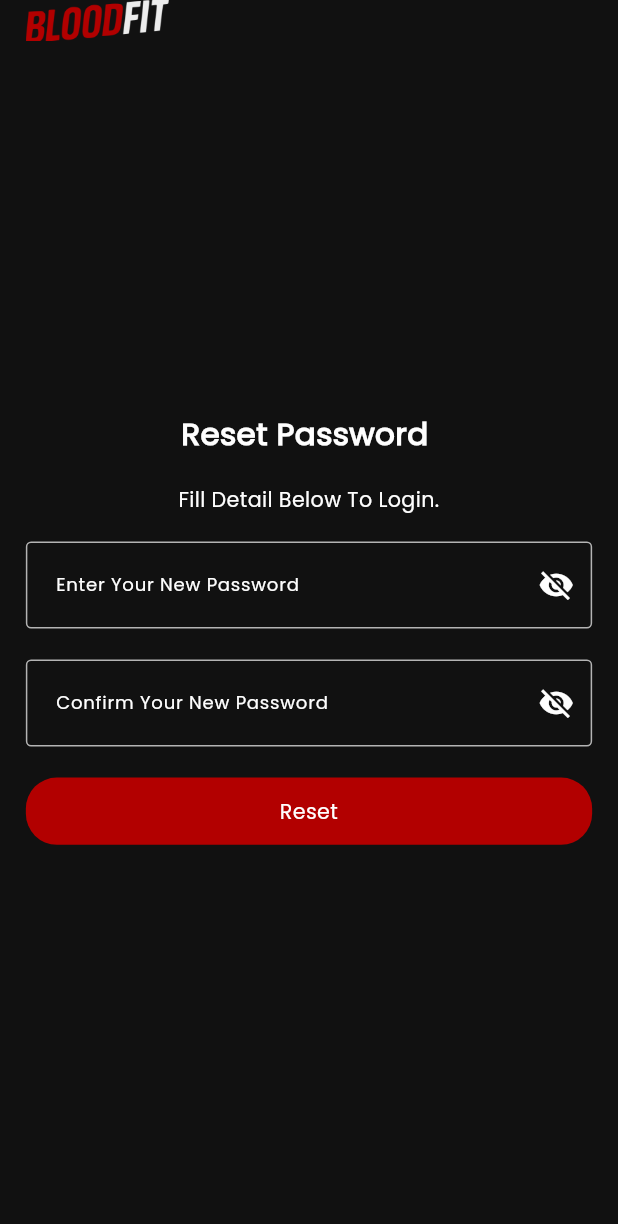
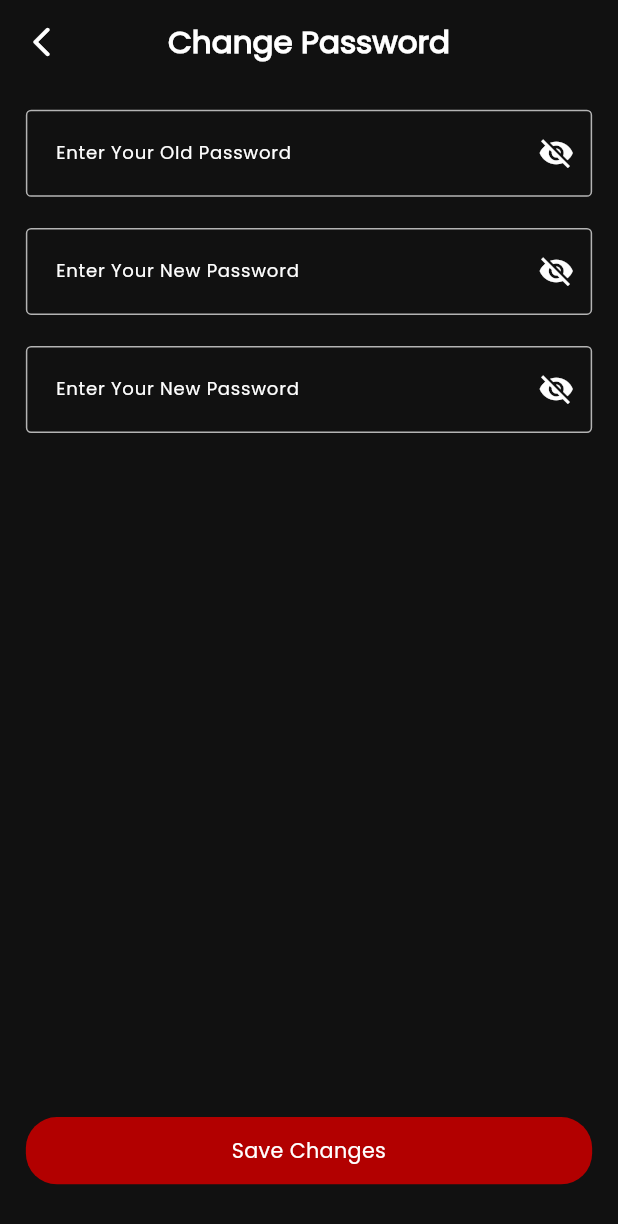
Before and after one commit to ImtiazChowdhuryWork/BloodFit_STA, a Flutter app: the SettingsScreen screen opened by its route, after a tap on "Change Password", on a phone screen of 412 x 824 dp. Shown: the top 1224 px of the screen. Run offline on Flutter 3.47's test engine with Material 3 defaults, Android fonts, the phone set to English and light mode, and no system bars; our stand-ins replace auto_animated, flutter_screenutil, flutter_svg, get, get_it, get_storage and 3 more; missing offline and left inert: dotlottie_loader; accounts and stored records are empty.

Commit message:
change password screen, terms and conditions screen added

```diff
--- a/lib/bindings/controllers_binding.dart
+++ b/lib/bindings/controllers_binding.dart
@@ -1,6 +1,7 @@
 import 'package:bloodfit/controllers/sign_up_screen_controller.dart';
 import 'package:get/get.dart';
 
+import '../controllers/change_password_screen_controller.dart';
 import '../controllers/edit_profile_screen_controller.dart';
 import '../controllers/onboarding_screen_controller.dart';
 import '../controllers/otp_validation_controller.dart';
@@ -20,5 +21,6 @@ class ControllerBindings extends Bindings {
     Get.lazyPut(() => ResetPasswordScreenController());
     Get.lazyPut(() => ProfileScreenController(), fenix: true);
     Get.lazyPut(() => EditProfileScreenController(), fenix: true);
+    // Get.lazyPut(() => ChangePasswordScreenController());
   }
 }
--- a/lib/constants/appList.dart
+++ b/lib/constants/appList.dart
@@ -165,14 +165,14 @@ class AppList {
       titleEnum: SettingsOptionTitle.changePassword,
       sectionTitle: " Account Management",
 
-      route: Routes.resetPasswordScreen,
+      route: Routes.changePasswordScreen,
       labelMapper: (e) => e.label,
     ),
     CardTileOptionModel(
       imagePath: Assets.icons.fileIcon,
       titleEnum: SettingsOptionTitle.termsAndConditions,
       sectionTitle: "Legal & Privacy",
-      route: Routes.myProfileScreen,
+      route: Routes.termsAndConditionsScreen,
       labelMapper: (e) => e.label,
     ),
     CardTileOptionModel(
--- /dev/null
+++ b/lib/constants/app_text.dart
@@ -0,0 +1,11 @@
+String longText =
+    "Lorem ipsum dolor sit amet consectetur adipiscing elit. Quisque faucibus ex sapien "
+    "vitae pellentesque sem placerat. In id cursus mi pretium tellus duis convallis. Tempus leo eu "
+    "aenean sed diam urna tempor. Pulvinar vivamus fringilla lacus nec metus bibendum egestas. Iaculis "
+    "massa nisl malesuada lacinia integer nunc posuere. Ut hendrerit semper vel class aptent taciti "
+    "sociosqu. Ad litora torquent per conubia nostra inceptos himenaeos. Lorem ipsum dolor sit amet "
+    "consectetur adipiscing elit. Quisque faucibus ex sapien vitae pellentesque sem placerat."
+    " In id cursus mi pretium tellus duis convallis. Tempus leo eu aenean sed diam urna tempor. "
+    " Pulvinar vivamus fringilla lacus nec metus bibendum egestas. Iaculis massa nisl malesuada"
+    " lacinia integer nunc posuere. Ut hendrerit semper vel class aptent taciti sociosqu."
+    "  Ad litora torquent per conubia nostra inceptos himenaeos.";
--- /dev/null
+++ b/lib/controllers/change_password_screen_controller.dart
@@ -0,0 +1,35 @@
+import 'package:flutter/material.dart';
+import 'package:get/get.dart';
+
+class ChangePasswordScreenController extends GetxController {
+  TextEditingController oldPasswordController = TextEditingController();
+  TextEditingController newPasswordController = TextEditingController();
+  TextEditingController confirmPasswordController = TextEditingController();
+
+  ///Section : Old Password Visibility
+  RxBool isOldPasswordVisible = false.obs;
+  void setOldPasswordVisibility() {
+    isOldPasswordVisible.value = !isOldPasswordVisible.value;
+  }
+
+  ///Section : New Password Visibility
+  RxBool isNewPasswordVisible = false.obs;
+  void setNewPasswordVisibility() {
+    isNewPasswordVisible.value = !isNewPasswordVisible.value;
+  }
+
+  ///Section : Confirm New Password Visibility
+  RxBool isConfirmNewPasswordVisible = false.obs;
+  void setConfirmNewPasswordVisibility() {
+    isConfirmNewPasswordVisible.value = !isConfirmNewPasswordVisible.value;
+  }
+
+  ///Dispose all controllers when controller is removed from the stack
+  @override
+  void onClose() {
+    oldPasswordController.dispose();
+    newPasswordController.dispose();
+    confirmPasswordController.dispose();
+    super.onClose();
+  }
+}
--- a/lib/custom_widgets/card_tile_option_widget.dart
+++ b/lib/custom_widgets/card_tile_option_widget.dart
@@ -11,6 +11,8 @@ class CardTileOptionWidget extends StatelessWidget {
   final String title;
   final Color? cardColor;
   final Color? suffixColor;
+  final Color? borderColor;
+  final bool isBorderUsed;
   final void Function()? onTap;
   const CardTileOptionWidget({
     super.key,
@@ -19,6 +21,8 @@ class CardTileOptionWidget extends StatelessWidget {
     this.cardColor,
     this.suffixColor,
     this.onTap,
+    this.borderColor = Colors.transparent,
+    this.isBorderUsed = false,
   });
 
   @override
@@ -29,6 +33,9 @@ class CardTileOptionWidget extends StatelessWidget {
         width: 1.sw,
         decoration: BoxDecoration(
           color: cardColor ?? AppColors.c3c3c3c,
+          border: isBorderUsed
+              ? Border.all(color: borderColor ?? Colors.transparent)
+              : null,
           borderRadius: BorderRadius.circular(8.r),
         ),
         padding: EdgeInsets.all(12.sp),
--- /dev/null
+++ b/lib/features/change_password/bindings/change_password_bindings.dart
@@ -0,0 +1,12 @@
+// lib/bindings/change_password_binding.dart
+
+import 'package:get/get.dart';
+
+import '../../../controllers/change_password_screen_controller.dart';
+
+class ChangePasswordBinding extends Bindings {
+  @override
+  void dependencies() {
+    Get.lazyPut(() => ChangePasswordScreenController());
+  }
+}
--- /dev/null
+++ b/lib/features/change_password/presentation/change_password_screen.dart
@@ -0,0 +1,123 @@
+import 'dart:developer';
+
+import 'package:bloodfit/gen/colors.gen.dart';
+import 'package:flutter/material.dart';
+import 'package:flutter_screenutil/flutter_screenutil.dart';
+import 'package:get/get.dart';
+
+import '../../../constants/text_font_style.dart';
+import '../../../controllers/change_password_screen_controller.dart';
+import '../../../custom_widgets/custom_elevated_button.dart';
+import '../../../custom_widgets/custom_text_form_field.dart';
+import '../../../custom_widgets/go_back_widget.dart';
+import '../../../helper/ui_helpers.dart';
+
+class ChangePasswordScreen extends StatelessWidget {
+  ChangePasswordScreen({super.key});
+
+  ChangePasswordScreenController controller =
+      Get.find<ChangePasswordScreenController>();
+
+  @override
+  Widget build(BuildContext context) {
+    return Scaffold(
+      backgroundColor: AppColors.scaffoldBackgroundColor,
+      appBar: AppBar(
+        backgroundColor: AppColors.scaffoldBackgroundColor,
+        centerTitle: true,
+        automaticallyImplyLeading: false,
+        leading: CustomBackButton(),
+        title: Text(
+          "Change Password",
+          style: TextFontStyle.headline24w700cFFFFFFStylePoppins,
+        ),
+      ),
+      body: SafeArea(
+        child: Padding(
+          padding: EdgeInsets.all(UIHelper.kDefaulutPadding()),
+          child: Column(
+            children: [
+              ///Section : -----------------///Form Field -> OLD Password///-----------------------
+              Obx(() {
+                return CustomFormField(
+                  controller: controller.oldPasswordController,
+                  isPass: true,
+                  isObsecure: controller.isOldPasswordVisible.value,
+                  suffixIcon: InkWell(
+                    onTap: () {
+                      controller.setOldPasswordVisibility();
+                    },
+                    child: Icon(
+                      controller.isOldPasswordVisible.value
+                          ? Icons.visibility
+                          : Icons.visibility_off,
+                      color: AppColors.cfefefe,
+                    ),
+                  ),
+                  hintText: "Enter Your Old Password",
+                );
+              }),
+              UIHelper.verticalSpace(24.h),
+
+              ///Section : -----------------///Form Field -> New Password///-----------------------
+              Obx(() {
+                return CustomFormField(
+                  controller: controller.newPasswordController,
+                  isPass: true,
+                  isObsecure: controller.isNewPasswordVisible.value,
+                  suffixIcon: InkWell(
+                    onTap: () {
+                      controller.setNewPasswordVisibility();
+                    },
+                    child: Icon(
+                      controller.isNewPasswordVisible.value
+                          ? Icons.visibility
+                          : Icons.visibility_off,
+                      color: AppColors.cfefefe,
+                    ),
+                  ),
+                  hintText: "Enter Your New Password",
+                );
+              }),
+              UIHelper.verticalSpace(24.h),
+
+              ///Section : -----------------///Form Field -> Confirm Password///-----------------------
+              Obx(() {
+                return CustomFormField(
+                  controller: controller.confirmPasswordController,
+                  isPass: true,
+                  isObsecure: controller.isConfirmNewPasswordVisible.value,
+                  suffixIcon: InkWell(
+                    onTap: () {
+                      controller.setConfirmNewPasswordVisibility();
+                    },
+                    child: Icon(
+                      controller.isConfirmNewPasswordVisible.value
+                          ? Icons.visibility
+                          : Icons.visibility_off,
+                      color: AppColors.cfefefe,
+                    ),
+                  ),
+                  hintText: "Enter Your New Password",
+                );
+              }),
+              UIHelper.verticalSpace(24.h),
+
+              ///Section : -----------///Button -> Weight///--------------
+              Spacer(),
+              CustomElevatedButton(
+                onTap: () {
+                  log("Button -> Save Changes Button Taped!");
+                },
+                buttonHeight: 52.h,
+                borderRadius: 24.r,
+                buttonTitle: "Save Changes",
+              ),
+              UIHelper.verticalSpace(UIHelper.kDefaulutPadding()),
+            ],
+          ),
+        ),
+      ),
+    );
+  }
+}
--- a/lib/features/settings/presentation/settings_screen.dart
+++ b/lib/features/settings/presentation/settings_screen.dart
@@ -1,6 +1,5 @@
 import 'package:bloodfit/constants/appList.dart';
 import 'package:bloodfit/custom_widgets/card_tile_option_widget.dart';
-import 'package:bloodfit/gen/assets.gen.dart';
 import 'package:bloodfit/gen/colors.gen.dart';
 import 'package:bloodfit/helper/ui_helpers.dart';
 import 'package:flutter/material.dart';
@@ -18,52 +17,75 @@ class SettingsScreen extends StatelessWidget {
   Widget build(BuildContext context) {
     return Scaffold(
       backgroundColor: AppColors.scaffoldBackgroundColor,
+
+      /// -------------------- App Bar Section --------------------
       appBar: AppBar(
         backgroundColor: AppColors.scaffoldBackgroundColor,
         centerTitle: true,
         automaticallyImplyLeading: false,
-        leading: CustomBackButton(),
+        leading: const CustomBackButton(),
         title: Text(
           "Settings",
           style: TextFontStyle.headline24w700cFFFFFFStylePoppins,
         ),
       ),
+
+      /// -------------------- Body Section --------------------
       body: SafeArea(
         child: Padding(
           padding: EdgeInsets.all(UIHelper.kDefaulutPadding()),
+
+          /// -------------------- Settings List Section --------------------
           child: ListView.separated(
             itemCount: AppList.settingsScreenList.length,
             separatorBuilder: (context, index) => UIHelper.verticalSpace(16.h),
             itemBuilder: (context, index) {
-              var data = AppList.settingsScreenList[index];
+              final data = AppList.settingsScreenList[index];
+
               return Column(
                 crossAxisAlignment: CrossAxisAlignment.start,
                 children: [
+                  /// ----------- Section Title (if available) -----------
                   data.sectionTitle?.isNotEmpty == true
                       ? Text(
                           data.sectionTitle ?? "",
                           style:
                               TextFontStyle.headline14w500c363636StylePoppins,
                         )
-                      : SizedBox.shrink(),
+                      : const SizedBox.shrink(),
 
+                  /// ----------- Spacing below section title -----------
                   data.sectionTitle?.isNotEmpty == true
                       ? UIHelper.verticalSpace(8.h)
-                      : SizedBox.shrink(),
+                      : const SizedBox.shrink(),
+
+                  /// ----------- Settings Option Card -----------
                   CardTileOptionWidget(
                     onTap: () {
                       Get.toNamed(data.route);
                     },
+
+                    /// Apply a red bordered card style only for "Delete Account"
                     cardColor:
                         data.titleEnum == SettingsOptionTitle.deleteAccount
                         ? AppColors.c000000
                         : null,
+                    isBorderUsed:
+                        data.titleEnum == SettingsOptionTitle.deleteAccount,
+                    borderColor:
+                        data.titleEnum == SettingsOptionTitle.deleteAccount
+                        ? AppColors.cb20000
+                        : null,
+
+                    /// Card Content
                     imagePath: data.imagePath,
                     title: data.title,
                   ),
-                  index == 0 || index == 2 || index == 5
+
+                  /// ----------- Conditional spacing for specific indices -----------
+                  (index == 0 || index == 2 || index == 4)
                       ? UIHelper.verticalSpace(8.h)
-                      : SizedBox.shrink(),
+                      : const SizedBox.shrink(),
                 ],
               );
             },
--- a/lib/features/terms_and_conditions/presentation/terms_and_conditions_screen.dart
+++ b/lib/features/terms_and_conditions/presentation/terms_and_conditions_screen.dart
@@ -1,3 +1,4 @@
+import 'package:bloodfit/constants/app_text.dart';
 import 'package:bloodfit/gen/colors.gen.dart';
 import 'package:bloodfit/helper/ui_helpers.dart';
 import 'package:flutter/material.dart';
@@ -29,8 +30,8 @@ class TermsAndConditionsScreen extends StatelessWidget {
             child: Column(
               children: [
                 Text(
-                  "App Long Text",
-                  style: TextFontStyle.headline12w400c999999StylePoppins,
+                  longText,
+                  style: TextFontStyle.headline14w400cc6c6c6StylePoppins,
                 ),
               ],
             ),
--- a/lib/routes/routes.dart
+++ b/lib/routes/routes.dart
@@ -4,6 +4,7 @@ import 'package:bloodfit/features/auth/reset_password/presentation/reset_passwor
 import 'package:bloodfit/features/auth/sign_in/presentation/sign_in_screen.dart';
 import 'package:bloodfit/features/auth/sign_up/presentation/sign_up_screen.dart';
 import 'package:bloodfit/features/auth/verify_otp/presentation/verify_otp_screen.dart';
+import 'package:bloodfit/features/change_password/presentation/change_password_screen.dart';
 import 'package:bloodfit/features/edit_profil/presentation/edit_profile_screen.dart';
 import 'package:bloodfit/features/enter_your_details/presentation/enter_your_details_screen.dart';
 import 'package:bloodfit/features/fitness/presentation/fitness_screen.dart';
@@ -13,9 +14,12 @@ import 'package:bloodfit/features/notification/presentation/notification_screen.
 import 'package:bloodfit/features/onboarding/presentation/onboarding_screen.dart';
 import 'package:bloodfit/features/settings/presentation/settings_screen.dart';
 import 'package:bloodfit/features/subscription/presentation/subscription_screen.dart';
+import 'package:bloodfit/features/terms_and_conditions/presentation/terms_and_conditions_screen.dart';
 import 'package:flutter/material.dart'; // 👈 Needed for BuildContext, Widget, FadeTransition
 import 'package:get/get.dart';
 
+import '../controllers/change_password_screen_controller.dart';
+import '../features/change_password/bindings/change_password_bindings.dart';
 import '../features/welcome/presentation/welcome_screen.dart';
 
 class Routes {
@@ -39,6 +43,8 @@ class Routes {
   static const String fitnessScreen = '/fit_ness_screen';
   static const String subscriptionScreen = '/subs_cription_screen';
   static const String viewProfileInfoScreen = '/view_profile_info_screen';
+  static const String changePasswordScreen = '/change_password_screen';
+  static const String termsAndConditionsScreen = '/terms_and_conditions_screen';
 
   static final appRoutes = [
     ///Splash Screen
@@ -184,6 +190,26 @@ class Routes {
       customTransition: _customTransition(),
       transitionDuration: _duration(),
     ),
+
+    ///changePasswordScreen
+    GetPage(
+      name: changePasswordScreen,
+      page: () => ChangePasswordScreen(),
+      binding: ChangePasswordBinding(),
+      transition: _transition(),
+      customTransition: _customTransition(),
+      transitionDuration: _duration(),
+    ),
+
+    ///termsAndConditionsScreen
+    GetPage(
+      name: termsAndConditionsScreen,
+      page: () => TermsAndConditionsScreen(),
+      binding: ChangePasswordBinding(),
+      transition: _transition(),
+      customTransition: _customTransition(),
+      transitionDuration: _duration(),
+    ),
   ];
 }
 
```
